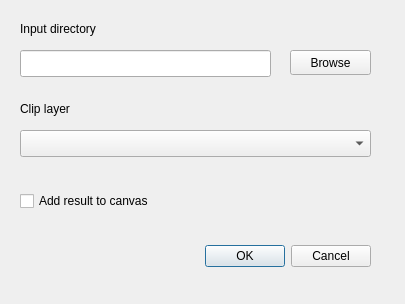
This is clipdirectoryplugin_dialog_base.ui in ctu-fgis/2016-d-qgis-clip-directory as Qt 5 draws it before an edit. The edited form follows.
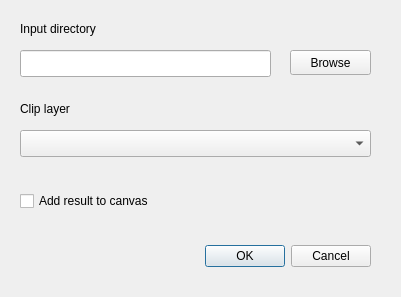
This is the edited form.

Commit message: enlarge clip layer qlabel area

What changed in the file:
```diff
--- a/clipdirectoryplugin_dialog_base.ui
+++ b/clipdirectoryplugin_dialog_base.ui
@@ -6,8 +6,8 @@
    <rect>
     <x>0</x>
     <y>0</y>
-    <width>405</width>
-    <height>304</height>
+    <width>401</width>
+    <height>297</height>
    </rect>
   </property>
   <property name="windowTitle">
@@ -47,7 +47,7 @@
     <rect>
      <x>20</x>
      <y>100</y>
-     <width>65</width>
+     <width>351</width>
      <height>17</height>
     </rect>
    </property>
```
